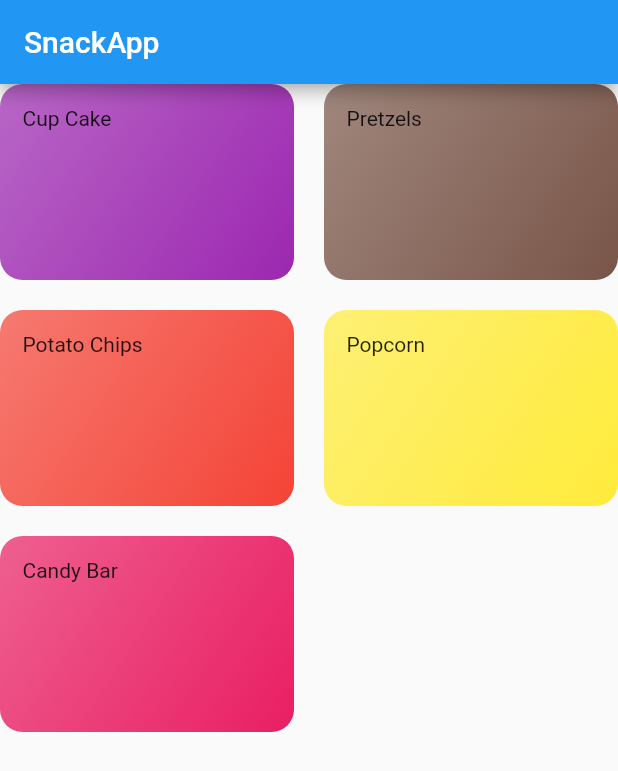
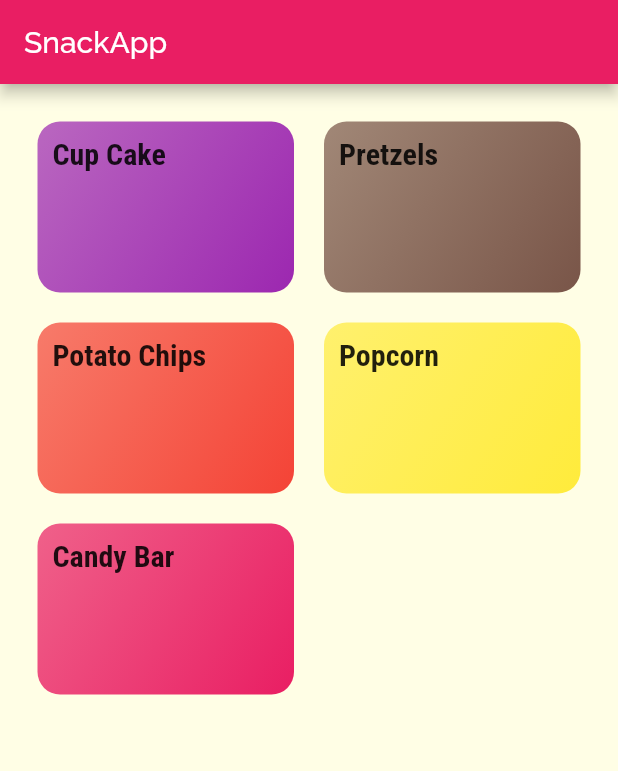
Before and after one commit to KrishnaPhalgun28/SnackApp, a Flutter app: the screen it shows after launch, on a phone screen of 412 x 824 dp. Shown: the top 771 px of the screen. Run offline on Flutter 3.47's test engine with Material 2 defaults, Android fonts, the phone set to English and light mode, and no system bars.

Commit message:
finished theming

```diff
--- a/lib/main.dart
+++ b/lib/main.dart
@@ -9,7 +9,23 @@ class MyApp extends StatelessWidget {
     return MaterialApp(
       title: 'SnackApp',
       theme: ThemeData(
-        primarySwatch: Colors.blue,
+        primarySwatch: Colors.pink,
+        accentColor: Colors.amber,
+        canvasColor: Color.fromRGBO(255, 254, 229, 1),
+        fontFamily: 'Raleway',
+        textTheme: ThemeData.light().textTheme.copyWith(
+              bodyText2: TextStyle(
+                color: Color.fromRGBO(20, 51, 51, 1),
+              ),
+              bodyText1: TextStyle(
+                color: Color.fromRGBO(20, 51, 51, 1),
+              ),
+              headline6: TextStyle(
+                fontSize: 20,
+                fontWeight: FontWeight.bold,
+                fontFamily: 'RobotoCondensed',
+              ),
+            ),
       ),
       // home: MyHomePage(),
       home: CategoriesScreen(),
--- a/lib/models/category_item.dart
+++ b/lib/models/category_item.dart
@@ -12,8 +12,8 @@ class CategoryItem extends StatelessWidget {
   @override
   Widget build(BuildContext context) {
     return Container(
-      padding: const EdgeInsets.all(15),
-      child: Text(title),
+      padding: const EdgeInsets.all(10),
+      child: Text(title, style: Theme.of(context).textTheme.headline6),
       decoration: BoxDecoration(
         gradient: LinearGradient(
           colors: [
--- a/lib/screens/categories.dart
+++ b/lib/screens/categories.dart
@@ -10,6 +10,7 @@ class CategoriesScreen extends StatelessWidget {
         title: const Text('SnackApp'),
       ),
       body: GridView(
+        padding: const EdgeInsets.all(25),
         children: snackList
             .map(
               (catData) => CategoryItem(
```
